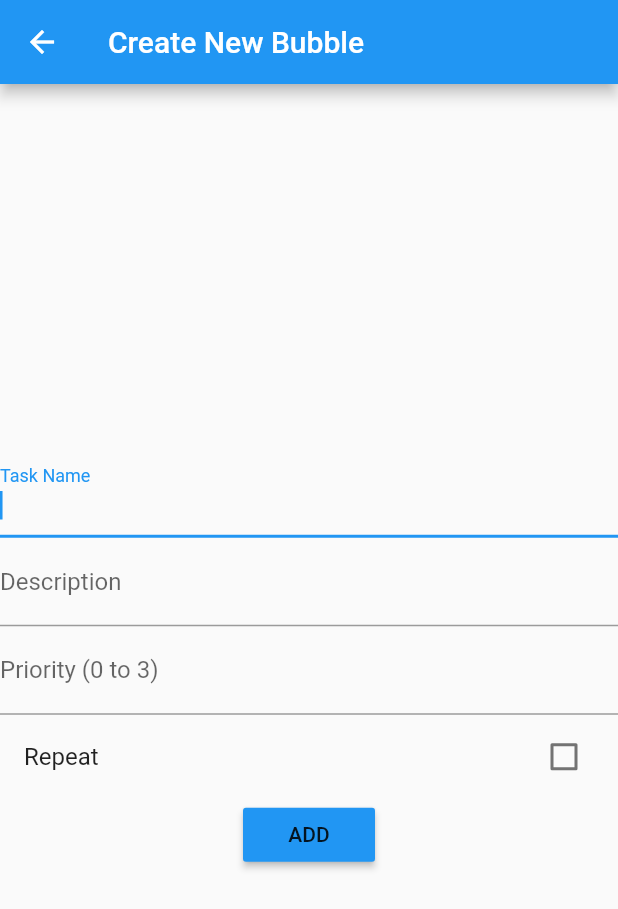
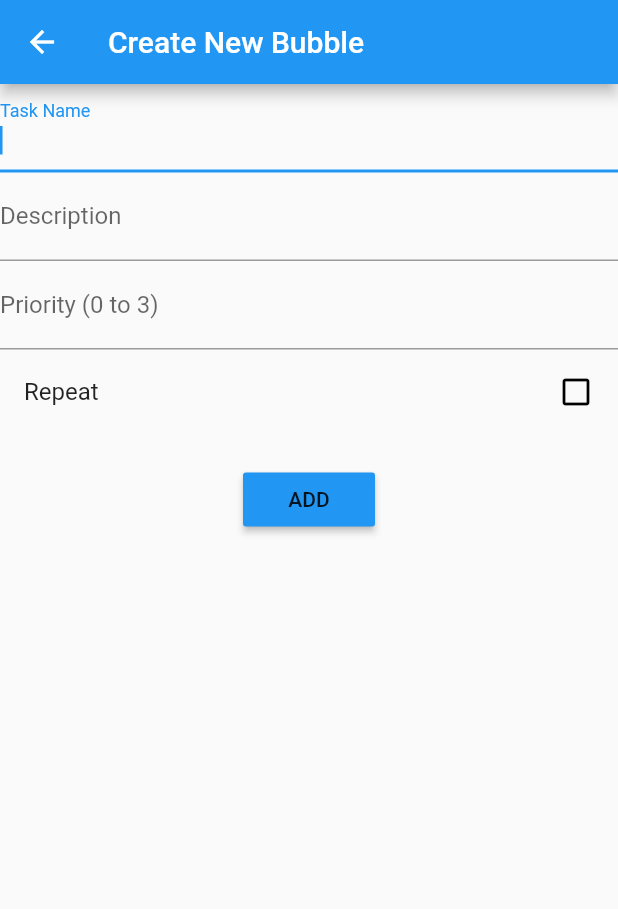
Before and after one commit to a-eastman/Self-Management-App, a Flutter app: the ListWidget screen opened directly with empty values, after a tap on the "add circle outline" icon, on a phone screen of 412 x 824 dp. Shown: the top 909 px of the screen. Run offline on Flutter 3.47's test engine with Material 2 defaults, Android fonts, the phone set to English and light mode, and no system bars; our stand-ins replace rxdart.

```diff
--- a/lib/listView.dart
+++ b/lib/listView.dart
@@ -158,15 +158,10 @@ class ListWidgetState extends State<ListWidget> {
                       style:_biggerFont,
                       textAlign: TextAlign.center,
                       overflow: TextOverflow.ellipsis,),
-                    Text("Repeating? " + _bubble.getRepeat().toString(),
-                      style: _biggerFont,
-                      textAlign: TextAlign.center,
-                      overflow: TextOverflow.ellipsis,),
                     RaisedButton(
                       color: Colors.red[100],
                       onPressed: (){
                         _bubble.setToDelete();
-                        Navigator.pop(context);
                       },
                       child: Text("DELETE"),
                     )
@@ -195,6 +190,62 @@ class ListWidgetState extends State<ListWidget> {
     );
   }
 
+
+  Widget _buildRepeat(Bubble newBubble) {
+    final bool repeat = newBubble.getRepeat();
+    return new ListTile(
+      title: new Text("Repeat"),
+      trailing: new Icon(
+        repeat ? Icons.check_box : Icons.check_box_outline_blank,
+        color: repeat ? Colors.blue : Colors.black,
+      ),
+      onTap: () {
+        setState(() {
+          newBubble.changeRepeat();
+        });
+      },
+    );
+  }
+
+  Widget _buildDay(String day, Bubble newBubble) {
+    final bool repeat = newBubble.getRepeatDay(day);
+    return new Column(
+        crossAxisAlignment: CrossAxisAlignment.center,
+        children: <Widget>[
+          new Container(
+            width: 55,
+            //title: new Text("Repeat"),
+            child: new FlatButton(
+                child: new Icon(
+                  repeat ? Icons.check_box : Icons.check_box_outline_blank,
+                  color: repeat ? Colors.blue : Colors.black,
+                ),
+                onPressed: () {
+                  setState(() {
+                    newBubble.changeRepeatDay(day);
+                  });
+                }),
+          ),
+          new Text(day),
+        ]);
+  }
+
+  Widget _buildWeek(Bubble newBubble) {
+    if (newBubble.getRepeat()) {
+      return new Row(mainAxisSize: MainAxisSize.min, children: <Widget>[
+        _buildDay("Sun", newBubble),
+        _buildDay("Mon", newBubble),
+        _buildDay("Tue", newBubble),
+        _buildDay("Wed", newBubble),
+        _buildDay("Thu", newBubble),
+        _buildDay("Fri", newBubble),
+        _buildDay("Sat", newBubble),
+      ]);
+    } else {
+      return new Row();
+    }
+  }
+
   // Creates a new bubble
   Bubble _pushNewBubble() {
     final myController = TextEditingController();
@@ -206,8 +257,6 @@ class ListWidgetState extends State<ListWidget> {
     FocusNode fn2;
     fn = FocusNode();
     fn2 = FocusNode();
-    int repeat = 0;
-    bool checkBoxValue=false;
 
     void initState() {
       super.initState();
@@ -227,36 +276,13 @@ class ListWidgetState extends State<ListWidget> {
       newBubble.setEntry(myController.text);
       newBubble.setDescription(myController2.text);
       newBubble.setSize(int.parse(myController3.text));
-      //newBubble.setSize(dropdownValue);
-      if(checkBoxValue) {
-        newBubble.setRepeat(true);
-      }
-      else{
-        newBubble.setRepeat(false);
-      }
     }
-
-    /*void _onDropDownChanged(int val) {
-      setState(() {
-        dropdownValue = val;
-      });
-    }*/
-
-    /*void checkBoxState(){
-      setState((){
-        if(checkBoxValue){
-          checkBoxValue = !checkBoxValue;
-        } else {
-            checkBoxValue = !checkBoxValue;
-          }
-      });
-    }*/
 
     Navigator.of(context).push(
       new MaterialPageRoute<void>(
         builder: (BuildContext context) {
           //initState();
-          return new Scaffold(
+          /*return new Scaffold(
             appBar: new AppBar(
               title: const Text('Create New Bubble'),
             ),
@@ -288,41 +314,6 @@ class ListWidgetState extends State<ListWidget> {
                           labelText: 'Priority (0 to 3)',
                         ),
                       ),
-                      /*DropdownButton<int>(
-                        value: dropdownValue,
-                        isExpanded: true,
-                        isDense: false,
-                        hint: new Text("Bubble Size"),
-                        onChanged: (int newValue){
-                          setState((){
-                            dropdownValue = newValue;
-                          });
-                        },
-                        items: <int>[0, 1, 2, 3].map<DropdownMenuItem<int>>((int value) {
-                        return DropdownMenuItem<int>(
-                        value: value,
-                        child: Text(value.toString()),
-                        );}).toList(),
-                      ),*/
-                      /*DropdownButtonFormField<int>(
-                        //hint: new Text("Bubble Size"),
-                        decoration: const InputDecoration(
-                          labelText: 'Size',
-                        ),
-                        onChanged: (value){
-                          print("changed - value: " + value.toString()
-                              + " dropdownValue: " + dropdownValue.toString());
-                          _onDropDownChanged(value);
-                          print("changed - value: " + value.toString()
-                              + " dropdownValue: " + dropdownValue.toString());
-                        },
-                        value: dropdownValue,
-                        items: <int>[0, 1, 2, 3].map<DropdownMenuItem<int>>((int value) {
-                          return DropdownMenuItem<int>(
-                            value: value,
-                            child: Text(value.toString()),
-                          );}).toList(),
-                      ),*/
                       CheckboxListTile(
                         title: const Text('Repeat'),
                         value: checkBoxValue,
@@ -346,7 +337,59 @@ class ListWidgetState extends State<ListWidget> {
                     ]
                 )
             ),
-          );
+          );*/
+          return Scaffold(
+              appBar: AppBar(
+                title: Text('Create New Bubble'),
+              ),
+              body: ListView(children: <Widget>[
+                Column(
+                  mainAxisAlignment: MainAxisAlignment.spaceEvenly,
+                  crossAxisAlignment: CrossAxisAlignment.center,
+                  children: <Widget>[
+                    TextFormField(
+                      autofocus: true,
+                      //focusNode: fn2,
+                      controller: myController,
+                      decoration: const InputDecoration(
+                        labelText: 'Task Name',
+                      ),
+                    ),
+                    TextFormField(
+                      autofocus: false,
+                      focusNode: fn,
+                      controller: myController2,
+                      decoration: const InputDecoration(
+                        labelText: 'Description',
+                      ),
+                    ),
+                    TextFormField(
+                      autofocus: false,
+                      focusNode: fn2,
+                      controller: myController3,
+                      decoration: const InputDecoration(
+                        labelText: 'Priority (0 to 3)',
+                      ),
+                    ),
+                    _buildRepeat(newBubble),
+                    _buildWeek(newBubble),
+                    Container(
+                        height: 20
+                    ),
+                    RaisedButton(
+                      onPressed: () {
+                        _editBubble();
+                        _myList.addBubble(newBubble);
+                        _widList.add(BubbleWidget(_curList, _theme));
+                        newBubble.setColor(
+                            _myList.getBubbleAt(0).getColor());
+                        Navigator.pop(context);
+                      },
+                      child: const Text('ADD'),
+                    ),
+                  ],
+                ),
+              ]));
         },
       ),
     );
```
Also changed, not shown: lib/bubbles.dart (+68 -8 lines), lib/repeat_main.dart (added, +181 -0 lines).
